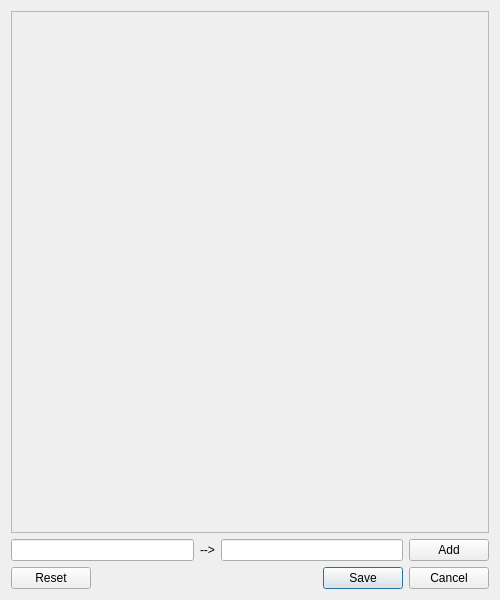
Before: the Qt Designer form nestor/ui/dialogmenu_specialreplace.ui in usnistgov/nestor, drawn with Qt 5.
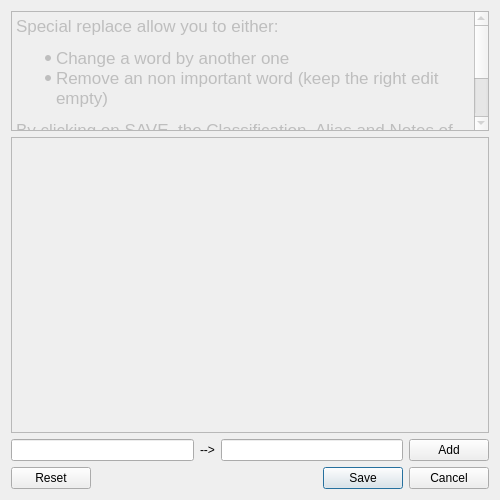
After: the same form once the commit is applied.

Commit message: remove the special replacement from the setting menu Add a text box to explain what is the special replacement

What changed in the file:
```diff
--- a/nestor/ui/dialogmenu_specialreplace.ui
+++ b/nestor/ui/dialogmenu_specialreplace.ui
@@ -7,13 +7,19 @@
     <x>0</x>
     <y>0</y>
     <width>500</width>
-    <height>600</height>
+    <height>500</height>
    </rect>
   </property>
+  <property name="minimumSize">
+   <size>
+    <width>500</width>
+    <height>400</height>
+   </size>
+  </property>
   <property name="maximumSize">
    <size>
     <width>500</width>
-    <height>600</height>
+    <height>500</height>
    </size>
   </property>
   <property name="windowTitle">
@@ -22,14 +28,42 @@
   <layout class="QGridLayout" name="gridLayout_2">
    <item row="0" column="0">
     <layout class="QGridLayout" name="gridLayout">
-     <item row="2" column="0">
+     <item row="3" column="0">
       <widget class="QDialogButtonBox" name="buttonBox_specialReplace">
        <property name="standardButtons">
         <set>QDialogButtonBox::Cancel|QDialogButtonBox::Reset|QDialogButtonBox::Save</set>
        </property>
       </widget>
      </item>
-     <item row="0" column="0">
+     <item row="2" column="0">
+      <layout class="QGridLayout" name="gridLayout_3">
+       <item row="1" column="1">
+        <widget class="QLabel" name="label_specialReplace_untrackToReplace">
+         <property name="text">
+          <string>--&gt;</string>
+         </property>
+        </widget>
+       </item>
+       <item row="1" column="2">
+        <widget class="QLineEdit" name="lineEdit_specialReplace_newReaplce"/>
+       </item>
+       <item row="1" column="3">
+        <widget class="QPushButton" name="pushButton_specialReplace_newAdd">
+         <property name="text">
+          <string>Add</string>
+         </property>
+        </widget>
+       </item>
+       <item row="1" column="0">
+        <widget class="QLineEdit" name="lineEdit_specialReplace_newUntrack">
+         <property name="toolTip">
+          <string>it can not be EMPTY or contains # char</string>
+         </property>
+        </widget>
+       </item>
+      </layout>
+     </item>
+     <item row="1" column="0">
       <widget class="QScrollArea" name="scrollArea_specialReplace_untrackReplace">
        <property name="widgetResizable">
         <bool>true</bool>
@@ -43,7 +77,7 @@
           <x>0</x>
           <y>0</y>
           <width>462</width>
-          <height>482</height>
+          <height>252</height>
          </rect>
         </property>
         <layout class="QVBoxLayout" name="verticalLayout_2">
@@ -67,33 +101,29 @@
        </widget>
       </widget>
      </item>
-     <item row="1" column="0">
-      <layout class="QGridLayout" name="gridLayout_3">
-       <item row="1" column="1">
-        <widget class="QLabel" name="label_specialReplace_untrackToReplace">
-         <property name="text">
-          <string>--&gt;</string>
-         </property>
-        </widget>
-       </item>
-       <item row="1" column="2">
-        <widget class="QLineEdit" name="lineEdit_specialReplace_newReaplce"/>
-       </item>
-       <item row="1" column="3">
-        <widget class="QPushButton" name="pushButton_specialReplace_newAdd">
-         <property name="text">
-          <string>Add</string>
-         </property>
-        </widget>
-       </item>
-       <item row="1" column="0">
-        <widget class="QLineEdit" name="lineEdit_specialReplace_newUntrack">
-         <property name="toolTip">
-          <string>it can not be EMPTY or contains # char</string>
-         </property>
-        </widget>
-       </item>
-      </layout>
+     <item row="0" column="0">
+      <widget class="QTextEdit" name="textEdit">
+       <property name="enabled">
+        <bool>false</bool>
+       </property>
+       <property name="maximumSize">
+        <size>
+         <width>500</width>
+         <height>120</height>
+        </size>
+       </property>
+       <property name="html">
+        <string>&lt;!DOCTYPE HTML PUBLIC &quot;-//W3C//DTD HTML 4.0//EN&quot; &quot;http://www.w3.org/TR/REC-html40/strict.dtd&quot;&gt;
+&lt;html&gt;&lt;head&gt;&lt;meta name=&quot;qrichtext&quot; content=&quot;1&quot; /&gt;&lt;style type=&quot;text/css&quot;&gt;
+p, li { white-space: pre-wrap; }
+&lt;/style&gt;&lt;/head&gt;&lt;body style=&quot; font-family:'.SF NS Text'; font-size:13pt; font-weight:400; font-style:normal;&quot;&gt;
+&lt;p style=&quot; margin-top:0px; margin-bottom:0px; margin-left:0px; margin-right:0px; -qt-block-indent:0; text-indent:0px;&quot;&gt;Special replace allow you to either:&lt;/p&gt;
+&lt;ul style=&quot;margin-top: 0px; margin-bottom: 0px; margin-left: 0px; margin-right: 0px; -qt-list-indent: 1;&quot;&gt;&lt;li style=&quot; margin-top:12px; margin-bottom:0px; margin-left:0px; margin-right:0px; -qt-block-indent:0; text-indent:0px;&quot;&gt;Change a word by another one	&lt;/li&gt;
+&lt;li style=&quot; margin-top:0px; margin-bottom:12px; margin-left:0px; margin-right:0px; -qt-block-indent:0; text-indent:0px;&quot;&gt;Remove an non important word (keep the right edit empty)&lt;/li&gt;&lt;/ul&gt;
+&lt;p style=&quot; margin-top:12px; margin-bottom:12px; margin-left:0px; margin-right:0px; -qt-block-indent:0; text-indent:0px;&quot;&gt;By clicking on SAVE, the Classification, Alias and Notes of the word changes are going to be removed as well as the color of the whole table&lt;/p&gt;
+&lt;p style=&quot;-qt-paragraph-type:empty; margin-top:0px; margin-bottom:0px; margin-left:0px; margin-right:0px; -qt-block-indent:0; text-indent:0px;&quot;&gt;&lt;br /&gt;&lt;/p&gt;&lt;/body&gt;&lt;/html&gt;</string>
+       </property>
+      </widget>
      </item>
     </layout>
    </item>
```
The commit also changes 3 other files.
